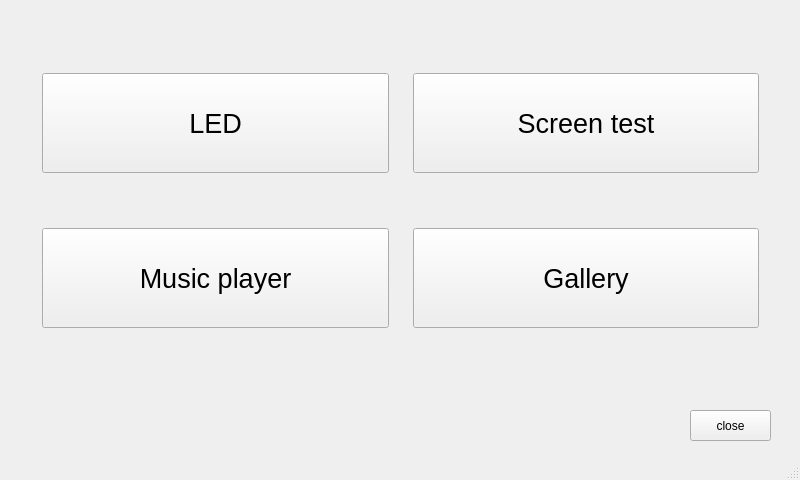
The window that mainwindow.ui (ShallCanyon/A_Qt_based_gec6818_demo) describes before a commit, drawn with Qt 5.
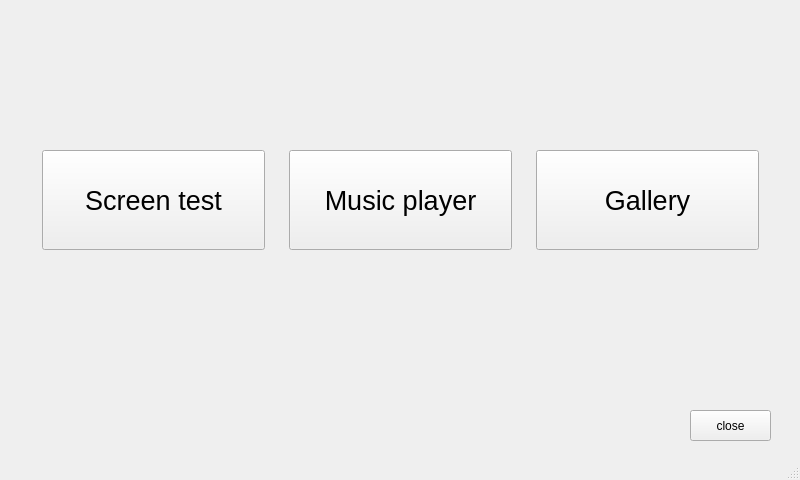
The same window after the commit.

```diff
--- a/mainwindow.ui
+++ b/mainwindow.ui
@@ -39,61 +39,7 @@
      <property name="spacing">
       <number>24</number>
      </property>
-     <item row="0" column="0">
-      <widget class="QPushButton" name="btn_led">
-       <property name="minimumSize">
-        <size>
-         <width>250</width>
-         <height>100</height>
-        </size>
-       </property>
-       <property name="font">
-        <font>
-         <pointsize>20</pointsize>
-        </font>
-       </property>
-       <property name="text">
-        <string>LED</string>
-       </property>
-      </widget>
-     </item>
-     <item row="0" column="1">
-      <widget class="QPushButton" name="btn_screen">
-       <property name="minimumSize">
-        <size>
-         <width>0</width>
-         <height>100</height>
-        </size>
-       </property>
-       <property name="font">
-        <font>
-         <pointsize>20</pointsize>
-        </font>
-       </property>
-       <property name="text">
-        <string>Screen test</string>
-       </property>
-      </widget>
-     </item>
-     <item row="1" column="0">
-      <widget class="QPushButton" name="btn_music">
-       <property name="minimumSize">
-        <size>
-         <width>0</width>
-         <height>100</height>
-        </size>
-       </property>
-       <property name="font">
-        <font>
-         <pointsize>20</pointsize>
-        </font>
-       </property>
-       <property name="text">
-        <string>Music player</string>
-       </property>
-      </widget>
-     </item>
-     <item row="1" column="1">
+     <item row="1" column="2">
       <widget class="QPushButton" name="btn_gallery">
        <property name="minimumSize">
         <size>
@@ -111,6 +57,42 @@
        </property>
       </widget>
      </item>
+     <item row="1" column="1">
+      <widget class="QPushButton" name="btn_music">
+       <property name="minimumSize">
+        <size>
+         <width>0</width>
+         <height>100</height>
+        </size>
+       </property>
+       <property name="font">
+        <font>
+         <pointsize>20</pointsize>
+        </font>
+       </property>
+       <property name="text">
+        <string>Music player</string>
+       </property>
+      </widget>
+     </item>
+     <item row="1" column="0">
+      <widget class="QPushButton" name="btn_screen">
+       <property name="minimumSize">
+        <size>
+         <width>0</width>
+         <height>100</height>
+        </size>
+       </property>
+       <property name="font">
+        <font>
+         <pointsize>20</pointsize>
+        </font>
+       </property>
+       <property name="text">
+        <string>Screen test</string>
+       </property>
+      </widget>
+     </item>
     </layout>
    </widget>
    <widget class="QPushButton" name="btn_close">
```
